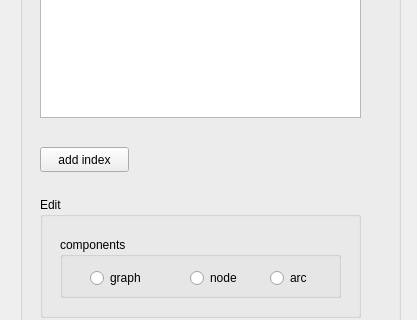
First picture: the form in packages/OntologyBuilder/EquationEditor_v01/ui_ontology_design.ui, repository heinz-preisig/ProMo13, before the edit; both pictures show x 0 to 417 and y 413 to 733 of the 417 by 956 pixel window.
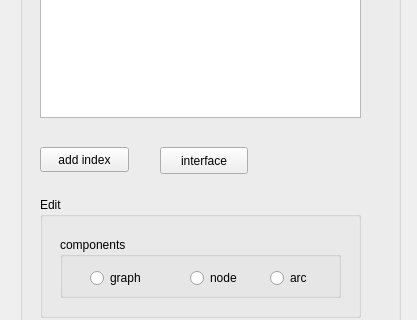
Second picture: the form after the edit.

Commit message: some things work some not. We need to have another look at the variable space generation.

```diff
--- a/packages/OntologyBuilder/EquationEditor_v01/ui_ontology_design.ui
+++ b/packages/OntologyBuilder/EquationEditor_v01/ui_ontology_design.ui
@@ -140,6 +140,19 @@
      <string>add index</string>
     </property>
    </widget>
+   <widget class="QPushButton" name="pushManageInterfaceVariables">
+    <property name="geometry">
+     <rect>
+      <x>140</x>
+      <y>340</y>
+      <width>88</width>
+      <height>27</height>
+     </rect>
+    </property>
+    <property name="text">
+     <string>interface</string>
+    </property>
+   </widget>
   </widget>
   <widget class="QGroupBox" name="groupOntology">
    <property name="geometry">
```
The commit also changes 6 other files.
